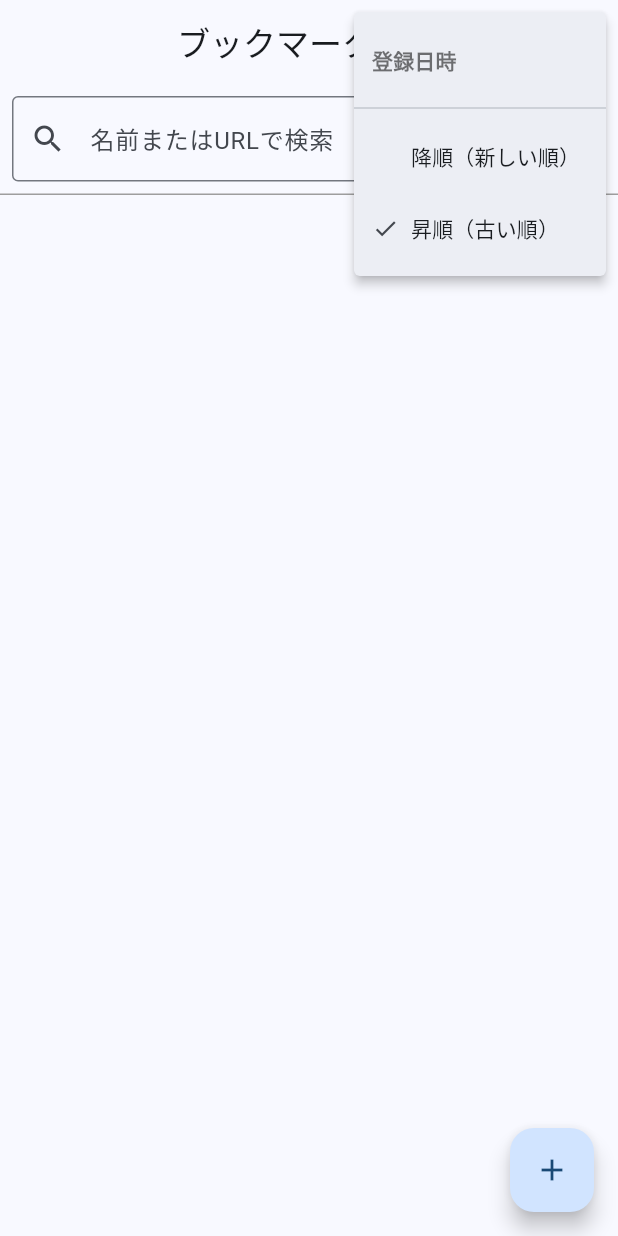
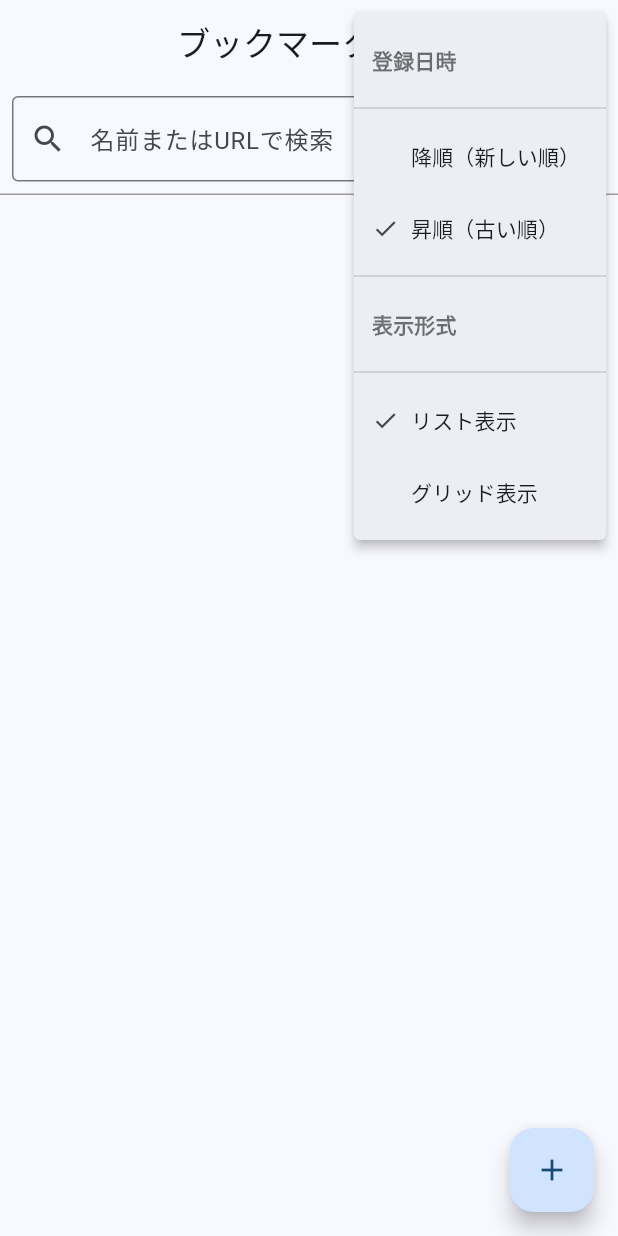
Before and after one commit to NS-kyamanaka/BrowserApp, a Flutter app: the screen it shows after launch, after a tap on the "sort" icon, on a phone screen of 412 x 824 dp. Run offline on Flutter 3.47's test engine with Material 3 defaults, Android fonts, the phone set to English and light mode, and no system bars; our stand-ins replace flutter_riverpod, sqflite, webview_flutter; accounts and stored records are empty.

Commit message:
グリッドの表示

```diff
--- /dev/null
+++ b/lib/providers/view_style_provider.dart
@@ -0,0 +1,5 @@
+import 'package:flutter_riverpod/legacy.dart';
+
+enum ViewStyle { list, grid }
+
+final viewStyleProvider = StateProvider<ViewStyle>((ref) => ViewStyle.list);
--- a/lib/screens/bookmark_list_screen.dart
+++ b/lib/screens/bookmark_list_screen.dart
@@ -1,5 +1,7 @@
 import 'package:browser_app/providers/bookmark_notifier.dart';
 import 'package:browser_app/providers/sort_settings_notifier.dart';
+import 'package:browser_app/providers/view_style_provider.dart';
+import 'package:browser_app/widgets/bookmark_grid_item.dart';
 import 'package:flutter/material.dart';
 import 'package:flutter_riverpod/flutter_riverpod.dart';
 import 'package:browser_app/widgets/bookmark_tile.dart';
@@ -10,38 +12,44 @@ import 'package:browser_app/utils/dialog_utils.dart';
 class BookmarkListScreen extends ConsumerWidget {
   const BookmarkListScreen({super.key});
 
-  @override
-  Widget build(BuildContext context, WidgetRef ref) {
-    final bookmarks = ref.watch(sortedAndFilteredBookmarkListProvider);
-
-    return Scaffold(
-      appBar: AppBar(
-        centerTitle: true,
-        title: const Text('ブックマーク一覧'),
-        actions: [
-          Consumer(
+  Widget _buildSortButton(BuildContext context) {
+    return Consumer(
       builder: (context, ref, child) {
         final currentDirection = ref.watch(sortDirectionProvider);
-              final notifier = ref.read(sortDirectionProvider.notifier);
-              return PopupMenuButton<SortDirection>(
+        final currentViewStyle = ref.watch(viewStyleProvider);
+
+        final sortDirectionNotifier = ref.read(sortDirectionProvider.notifier);
+        final viewStyleNotifier = ref.read(viewStyleProvider.notifier);
+
+        return PopupMenuButton<String>(
           icon: const Icon(Icons.sort),
-                onSelected: (SortDirection result) {
-                  notifier.state = result;
+          onSelected: (String result) {
+            if (result == 'desc' || result == 'asc') {
+              final newDirection = result == 'desc'
+                  ? SortDirection.desc
+                  : SortDirection.asc;
+              sortDirectionNotifier.state = newDirection;
+            } else if (result == 'list' || result == 'grid') {
+              final newStyle = result == 'list'
+                  ? ViewStyle.list
+                  : ViewStyle.grid;
+              viewStyleNotifier.state = newStyle;
+            }
           },
-                itemBuilder: (BuildContext context) =>
-                    <PopupMenuEntry<SortDirection>>[
-                      const PopupMenuItem<SortDirection>(
+          itemBuilder: (BuildContext context) => <PopupMenuEntry<String>>[
+            const PopupMenuItem<String>(
               enabled: false,
               child: Text(
                 '登録日時',
-                          style: TextStyle(fontWeight: FontWeight.bold,color:Colors.black54),
+                style: TextStyle(
+                  fontWeight: FontWeight.bold,
+                  color: Colors.black54,
                 ),
               ),
-
+            ),
             const PopupMenuDivider(),
-
-                      PopupMenuItem<SortDirection>(
-                        value: SortDirection.desc,
+            PopupMenuItem<String>(
+              value: 'desc',
               child: Row(
                 children: [
                   Visibility(
@@ -56,8 +64,8 @@ class BookmarkListScreen extends ConsumerWidget {
                 ],
               ),
             ),
-                      PopupMenuItem<SortDirection>(
-                        value: SortDirection.asc,
+            PopupMenuItem<String>(
+              value: 'asc',
               child: Row(
                 children: [
                   Visibility(
@@ -72,18 +80,90 @@ class BookmarkListScreen extends ConsumerWidget {
                 ],
               ),
             ),
+            const PopupMenuDivider(),
+            const PopupMenuItem<String>(
+              enabled: false,
+              child: Text(
+                '表示形式',
+                style: TextStyle(
+                  fontWeight: FontWeight.bold,
+                  color: Colors.black54,
+                ),
+              ),
+            ),
+            const PopupMenuDivider(),
+            PopupMenuItem<String>(
+              value: 'list',
+              child: Row(
+                children: [
+                  Visibility(
+                    visible: currentViewStyle == ViewStyle.list,
+                    maintainSize: true,
+                    maintainAnimation: true,
+                    maintainState: true,
+                    child: const Icon(Icons.check, size: 18),
+                  ),
+                  const SizedBox(width: 8),
+                  const Text('リスト表示'),
+                ],
+              ),
+            ),
+            PopupMenuItem<String>(
+              value: 'grid',
+              child: Row(
+                children: [
+                  Visibility(
+                    visible: currentViewStyle == ViewStyle.grid,
+                    maintainSize: true,
+                    maintainAnimation: true,
+                    maintainState: true,
+                    child: const Icon(Icons.check, size: 18),
+                  ),
+                  const SizedBox(width: 8),
+                  const Text('グリッド表示'),
+                ],
+              ),
+            ),
           ],
         );
       },
-          ),
-        ],
+    );
+  }
+
+  @override
+  Widget build(BuildContext context, WidgetRef ref) {
+    final bookmarks = ref.watch(sortedAndFilteredBookmarkListProvider);
+    final currentViewStyle = ref.watch(viewStyleProvider);
+
+    return Scaffold(
+      appBar: AppBar(
+        centerTitle: true,
+        title: const Text('ブックマーク一覧'),
+        actions: [_buildSortButton(context)],
       ),
       body: Column(
         children: [
           const SearchInputField(),
+          Expanded(
+            child: currentViewStyle == ViewStyle.list
+                ? _listSample(context, bookmarks, ref)
+                : _gridSample(context, bookmarks, ref),
+          ),
+        ],
+      ),
+      floatingActionButton: FloatingActionButton(
+        onPressed: () => showSaveDialog(context, ref),
+        child: const Icon(Icons.add),
+      ),
+    );
+  }
 
-          Expanded(
-            child: Container(
+  Widget _listSample(
+    BuildContext context,
+    List<Bookmark> bookmarks,
+    WidgetRef ref,
+  ) {
+    return Container(
       decoration: BoxDecoration(
         border: Border(top: BorderSide(color: Colors.grey)),
       ),
@@ -110,14 +190,27 @@ class BookmarkListScreen extends ConsumerWidget {
           );
         },
       ),
+    );
+  }
+
+  Widget _gridSample(
+    BuildContext context,
+    List<Bookmark> bookmarks,
+    WidgetRef ref,
+  ) {
+    return GridView.builder(
+      gridDelegate: SliverGridDelegateWithFixedCrossAxisCount(
+        crossAxisCount: 3,
+        mainAxisSpacing: 8.0,
+        crossAxisSpacing: 8.0,
+        childAspectRatio: 1.0,
       ),
-          ),
-        ],
-      ),
-      floatingActionButton: FloatingActionButton(
-        onPressed: () => showSaveDialog(context, ref),
-        child: const Icon(Icons.add),
-      ),
+      padding: const EdgeInsets.symmetric(horizontal: 8.0),
+      itemCount: bookmarks.length,
+      itemBuilder: (BuildContext context, int index) {
+        final Bookmark currentBookmark = bookmarks[index];
+        return BookmarkGridItem(bookmark: currentBookmark);
+      },
     );
   }
 }
```
Also changed, not shown: lib/widgets/bookmark_grid_item.dart (added, +64 -0 lines), lib/widgets/control_bookmark_button.dart (line endings or trailing spaces). Lines whose indentation alone changed are shown as unchanged.
